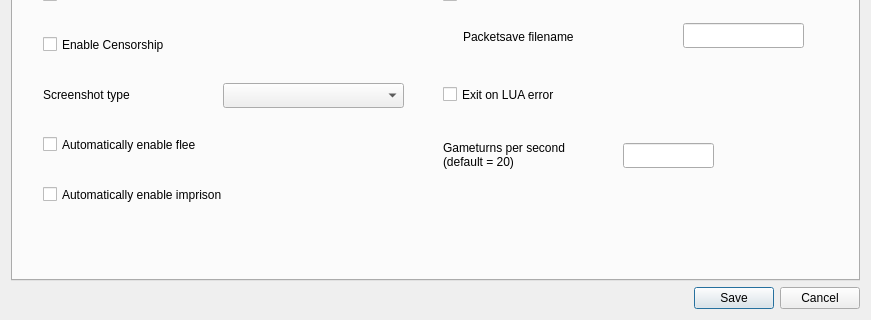
Old version of the form ui/settingsdialog.ui in the repository yani/keeperfx-launcher-qt; both pictures show x 0 to 871 and y 253 to 573 of the 871 by 573 pixel window.
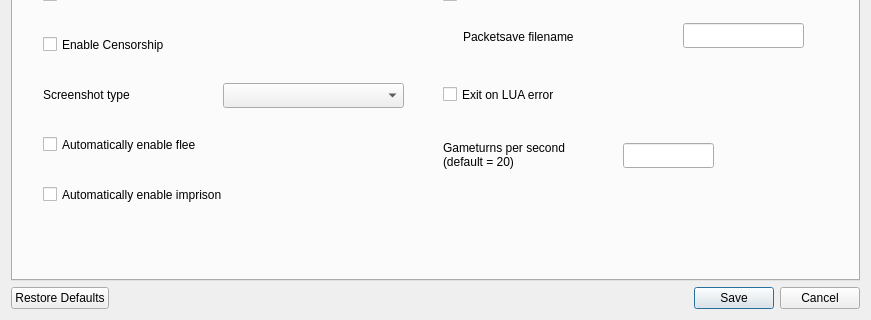
New version of the form. Icons and pictures are not drawn.

Commit message: implement restoring default settings

The edit to the form file:
```diff
--- a/ui/settingsdialog.ui
+++ b/ui/settingsdialog.ui
@@ -1710,7 +1710,7 @@
       </font>
      </property>
      <property name="standardButtons">
-      <set>QDialogButtonBox::StandardButton::Cancel|QDialogButtonBox::StandardButton::Save</set>
+      <set>QDialogButtonBox::StandardButton::Cancel|QDialogButtonBox::StandardButton::RestoreDefaults|QDialogButtonBox::StandardButton::Save</set>
      </property>
     </widget>
    </item>
```
The commit also changes 1 other file.
